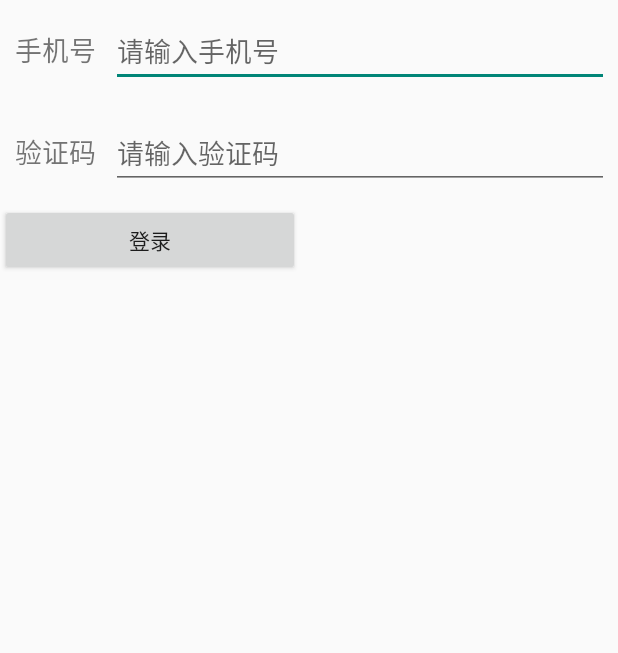
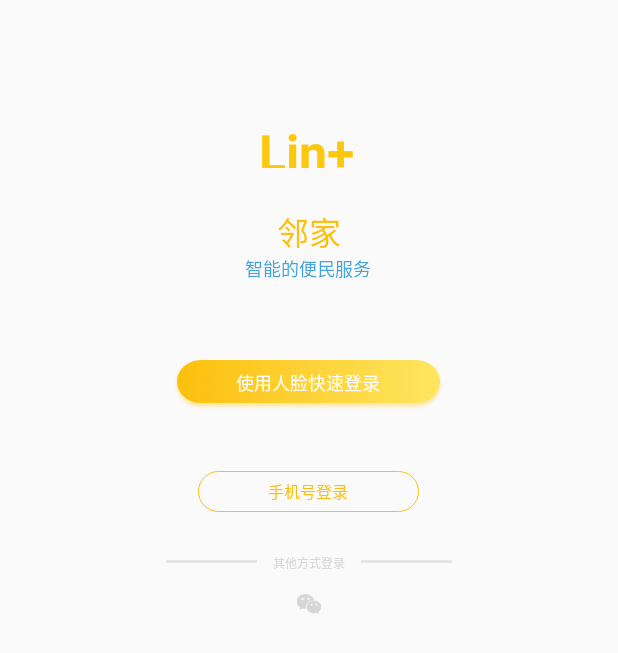
Before and after one commit to SaberrrC/AutoStoreDemo, an Android app: the LoginActivity screen opened directly, with no data from a screen before it, on a phone screen of 412 x 824 dp. Shown: the top 653 px of the screen. Run offline under Robolectric (Android 15) with nearby library versions, the light colour scheme and no system bars; 3 statements that could not run were skipped.

Commit message:
[wnagrui] ...

```diff
--- /dev/null
+++ b/app/src/main/res/drawable/shape_face_login_bg.xml
@@ -0,0 +1,6 @@
+<?xml version="1.0" encoding="utf-8"?>
+<shape xmlns:android="http://schemas.android.com/apk/res/android" android:shape="rectangle" >
+    <corners android:radius="100px"></corners>
+    <stroke android:color="#FCBF0D" android:width="1px"></stroke>
+
+</shape>
--- /dev/null
+++ b/app/src/main/res/drawable/shape_phone_login_bg.xml
@@ -0,0 +1,6 @@
+<?xml version="1.0" encoding="utf-8"?>
+<shape xmlns:android="http://schemas.android.com/apk/res/android" android:shape="rectangle" >
+    <corners android:radius="6px"></corners>
+    <stroke android:color="#FCBF0D" android:width="1px"></stroke>
+
+</shape>
--- a/app/src/main/res/layout/activity_login.xml
+++ b/app/src/main/res/layout/activity_login.xml
@@ -1,63 +1,69 @@
 <?xml version="1.0" encoding="utf-8"?>
-<LinearLayout xmlns:android="http://schemas.android.com/apk/res/android"
-              android:orientation="vertical"
+<RelativeLayout xmlns:android="http://schemas.android.com/apk/res/android"
               android:layout_width="match_parent"
               android:layout_height="match_parent">
 
-    <LinearLayout
-        android:layout_width="match_parent"
-        android:orientation="horizontal"
-        android:layout_margin="10dp"
-        android:layout_height="wrap_content">
+    <include layout="@layout/icon_title_layout"></include>
 
-        <TextView
-            android:id="@+id/login_tv_phoneNum"
-            android:text="手机号"
-            android:textSize="18sp"
-            android:layout_width="0dp"
-            android:layout_weight="1"
-            android:layout_height="wrap_content"
-            />
+    <TextView
+        android:layout_marginTop="360px"
+        android:layout_width="271px"
+        android:gravity="center"
+        android:paddingBottom="5px"
+        android:layout_centerHorizontal="true"
+        android:background="@mipmap/face_login_bg"
+        android:layout_height="50px"
+        android:text="使用人脸快速登录"
+        android:textColor="#FFFFFFFF"
+        android:textSize="18px"
+        />
 
-        <EditText
-            android:layout_toRightOf="@id/login_tv_phoneNum"
-            android:id="@+id/login_et_phoneNum"
-            android:hint="请输入手机号"
-            android:layout_marginLeft="10dp"
-            android:layout_alignBaseline="@id/login_et_phoneNum"
-            android:layout_width="match_parent"
-            android:layout_height="wrap_content"/>
-    </LinearLayout>
+    <TextView
+        android:layout_marginTop="471px"
+        android:layout_width="221px"
+        android:layout_height="41px"
+        android:gravity="center"
+        android:background="@drawable/shape_face_login_bg"
+        android:layout_centerHorizontal="true"
+        android:text="手机号登录"
+        android:textColor="#FFFCBF0D"
+        android:textSize="16px"
+        />
 
-    <LinearLayout
-        android:layout_width="match_parent"
-        android:orientation="horizontal"
-        android:layout_margin="10dp"
-        android:layout_height="wrap_content">
+    <TextView
+        android:id="@+id/tv_other_way"
+        android:layout_marginTop="554px"
+        android:layout_width="wrap_content"
+        android:layout_centerHorizontal="true"
+        android:layout_height="wrap_content"
+        android:text="其他方式登录"
+        android:textColor="#FFD5D5D5"
+        android:textSize="12px"
+        />
+    <View
+        android:layout_marginTop="560px"
+        android:layout_marginRight="16px"
+        android:background="#E5E5E5"
+        android:layout_toLeftOf="@id/tv_other_way"
+        android:layout_width="91px"
+        android:layout_height="3px"
+        />
 
-        <TextView
-            android:id="@+id/login_tv_certifcode"
-            android:text="验证码"
-            android:textSize="18sp"
-            android:layout_width="0dp"
-            android:layout_weight="1"
-            android:layout_height="wrap_content"
-            />
+    <View
+        android:layout_marginTop="560px"
+        android:layout_marginLeft="16px"
+        android:background="#E5E5E5"
+        android:layout_toRightOf="@id/tv_other_way"
+        android:layout_width="91px"
+        android:layout_height="3px"
+        />
 
-        <EditText
-            android:layout_toRightOf="@id/login_tv_phoneNum"
-            android:id="@+id/login_et_certifcode"
-            android:hint="请输入验证码"
-            android:layout_marginLeft="10dp"
-            android:layout_alignBaseline="@id/login_et_phoneNum"
-            android:layout_width="match_parent"
-            android:layout_height="wrap_content"/>
-    </LinearLayout>
+    <ImageView
+        android:layout_centerHorizontal="true"
+        android:layout_marginTop="594px"
+        android:layout_width="26px"
+        android:layout_height="21.2px"
+        android:src="@mipmap/login_wx_icon"
+        />
 
-    <Button
-        android:id="@+id/btn_login"
-        android:text="登录"
-        android:layout_width="200dp"
-        android:layout_height="wrap_content"/>
-
-</LinearLayout>
+</RelativeLayout>
--- /dev/null
+++ b/app/src/main/res/layout/icon_title_layout.xml
@@ -0,0 +1,36 @@
+<?xml version="1.0" encoding="utf-8"?>
+<RelativeLayout xmlns:android="http://schemas.android.com/apk/res/android"
+                android:layout_width="match_parent"
+                android:layout_height="match_parent">
+
+    <TextView
+        android:layout_centerHorizontal="true"
+        android:layout_marginTop="118px"
+        android:layout_width="99px"
+        android:layout_height="50px"
+        android:text="Lin+"
+        android:textStyle="bold"
+        android:textColor="#FFFCC70D"
+        android:textSize="50px"
+        />
+
+    <TextView
+        android:layout_marginTop="207px"
+        android:layout_width="wrap_content"
+        android:layout_height="45px"
+        android:text="邻家"
+        android:layout_centerHorizontal="true"
+        android:textColor="#FFFCBF0D"
+        android:textSize="32px"
+        />
+
+    <TextView
+        android:layout_width="127px"
+        android:layout_height="25px"
+        android:text="智能的便民服务"
+        android:layout_centerHorizontal="true"
+        android:layout_marginTop="255px"
+        android:textColor="#CC148FCE"
+        android:textSize="18px"
+        />
+</RelativeLayout>
```
Also changed, not shown: app/src/main/AndroidManifest.xml (+0 -8 lines), app/src/main/java/com/sljr/automarket/activity/PhoneNumLoginActivity.java (added, +48 -0 lines), app/src/main/java/com/sljr/automarket/activity/SplashActivity1.java (deleted, +0 -54 lines), app/src/main/java/com/sljr/automarket/activity/SplashActivity2.java (deleted, +0 -49 lines), app/src/main/res/layout/activity_phone_num_login.xml (added, +42 -0 lines), app/src/main/res/layout/activity_splash1.xml (+26 -25 lines), app/src/main/res/layout/activity_splash2.xml (deleted, +0 -64 lines), app/src/main/res/layout/phone_login_layout.xml (added, +63 -0 lines), app/src/main/res/mipmap-xhdpi/face_login_bg.png (added), app/src/main/res/mipmap-xhdpi/login_btn_bg.png (added), app/src/main/res/mipmap-xhdpi/login_wx_icon.png (added), app/src/main/res/mipmap-xhdpi/phone_icon.png (added), app/src/main/res/mipmap-xhdpi/psw_icon.png (added).
